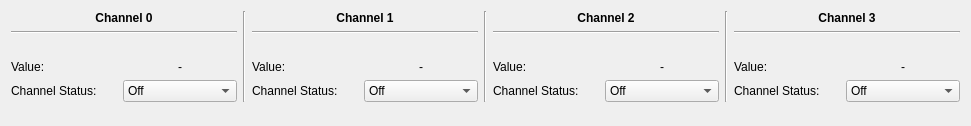
Old version of the form src/brickv/plugin_system/plugins/industrial_digital_in_4_v2/ui/industrial_digital_in_4_v2.ui in the repository Tinkerforge/brickv.
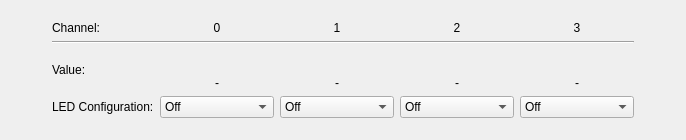
New version of the form.

Commit message: Increase readability of UI

```diff
--- a/src/brickv/plugin_system/plugins/industrial_digital_in_4_v2/ui/industrial_digital_in_4_v2.ui
+++ b/src/brickv/plugin_system/plugins/industrial_digital_in_4_v2/ui/industrial_digital_in_4_v2.ui
@@ -6,8 +6,8 @@
    <rect>
     <x>0</x>
     <y>0</y>
-    <width>971</width>
-    <height>126</height>
+    <width>686</width>
+    <height>140</height>
    </rect>
   </property>
   <property name="windowTitle">
@@ -15,13 +15,21 @@
   </property>
   <layout class="QVBoxLayout" name="verticalLayout">
    <item>
-    <layout class="QHBoxLayout" name="horizontalLayout_4">
+    <spacer name="verticalSpacer_2">
+     <property name="orientation">
+      <enum>Qt::Vertical</enum>
+     </property>
+     <property name="sizeHint" stdset="0">
+      <size>
+       <width>20</width>
+       <height>40</height>
+      </size>
+     </property>
+    </spacer>
+   </item>
      <item>
-      <layout class="QGridLayout" name="gridLayout_2">
-       <property name="bottomMargin">
-        <number>0</number>
-       </property>
-       <item row="4" column="1">
+    <layout class="QGridLayout" name="gridLayout">
+     <item row="4" column="2">
         <widget class="QComboBox" name="cbox_cs0_cfg">
          <property name="sizePolicy">
           <sizepolicy hsizetype="Expanding" vsizetype="Fixed">
@@ -51,7 +59,7 @@
          </item>
         </widget>
        </item>
-       <item row="0" column="0" colspan="2">
+     <item row="0" column="2">
         <widget class="QLabel" name="lbl_stat_ch0">
          <property name="sizePolicy">
           <sizepolicy hsizetype="Expanding" vsizetype="Preferred">
@@ -60,7 +68,7 @@
           </sizepolicy>
          </property>
          <property name="text">
-          <string>&lt;html&gt;&lt;head/&gt;&lt;body&gt;&lt;p&gt;&lt;span style=&quot; font-weight:600;&quot;&gt;Channel 0&lt;/span&gt;&lt;/p&gt;&lt;/body&gt;&lt;/html&gt;</string>
+        <string>&lt;html&gt;&lt;head/&gt;&lt;body&gt;&lt;p&gt;0&lt;/p&gt;&lt;/body&gt;&lt;/html&gt;</string>
          </property>
          <property name="textFormat">
           <enum>Qt::RichText</enum>
@@ -70,84 +78,28 @@
          </property>
         </widget>
        </item>
-       <item row="4" column="0">
-        <widget class="QLabel" name="lbl_lc">
-         <property name="sizePolicy">
-          <sizepolicy hsizetype="Expanding" vsizetype="Preferred">
-           <horstretch>0</horstretch>
-           <verstretch>0</verstretch>
-          </sizepolicy>
-         </property>
-         <property name="text">
-          <string>Channel Status:</string>
-         </property>
-        </widget>
-       </item>
-       <item row="2" column="0" colspan="2">
-        <widget class="QLabel" name="lbl_stat_i_ch0">
-         <property name="sizePolicy">
-          <sizepolicy hsizetype="Expanding" vsizetype="Preferred">
-           <horstretch>0</horstretch>
-           <verstretch>0</verstretch>
-          </sizepolicy>
-         </property>
-         <property name="text">
-          <string/>
-         </property>
-         <property name="alignment">
-          <set>Qt::AlignCenter</set>
-         </property>
-        </widget>
-       </item>
-       <item row="3" column="1">
-        <widget class="QLabel" name="lbl_stat_v_ch0">
-         <property name="sizePolicy">
-          <sizepolicy hsizetype="Expanding" vsizetype="Preferred">
-           <horstretch>0</horstretch>
-           <verstretch>0</verstretch>
-          </sizepolicy>
-         </property>
-         <property name="text">
-          <string>-</string>
-         </property>
-         <property name="alignment">
-          <set>Qt::AlignCenter</set>
-         </property>
-        </widget>
-       </item>
-       <item row="3" column="0">
-        <widget class="QLabel" name="label">
-         <property name="sizePolicy">
-          <sizepolicy hsizetype="Expanding" vsizetype="Preferred">
-           <horstretch>0</horstretch>
-           <verstretch>0</verstretch>
-          </sizepolicy>
-         </property>
-         <property name="text">
-          <string>Value:</string>
-         </property>
-        </widget>
-       </item>
-       <item row="1" column="0" colspan="2">
+     <item row="2" column="6">
+      <spacer name="horizontalSpacer_2">
+       <property name="orientation">
+        <enum>Qt::Horizontal</enum>
+       </property>
+       <property name="sizeHint" stdset="0">
+        <size>
+         <width>40</width>
+         <height>20</height>
+        </size>
+       </property>
+      </spacer>
+     </item>
+     <item row="1" column="1" colspan="5">
         <widget class="Line" name="line">
          <property name="orientation">
           <enum>Qt::Horizontal</enum>
          </property>
         </widget>
        </item>
-      </layout>
-     </item>
-     <item>
-      <widget class="Line" name="line0a">
-       <property name="orientation">
-        <enum>Qt::Vertical</enum>
-       </property>
-      </widget>
-     </item>
-     <item>
-      <layout class="QGridLayout" name="gridLayout_3">
-       <item row="4" column="0">
-        <widget class="QLabel" name="label_4">
+     <item row="3" column="2">
+      <widget class="QLabel" name="lbl_stat_v_ch0">
          <property name="sizePolicy">
           <sizepolicy hsizetype="Expanding" vsizetype="Preferred">
            <horstretch>0</horstretch>
@@ -155,11 +107,14 @@
           </sizepolicy>
          </property>
          <property name="text">
-          <string>Channel Status:</string>
+        <string>-</string>
+       </property>
+       <property name="alignment">
+        <set>Qt::AlignCenter</set>
          </property>
         </widget>
        </item>
-       <item row="0" column="0" colspan="2">
+     <item row="0" column="3">
         <widget class="QLabel" name="lbl_stat_ch1">
          <property name="sizePolicy">
           <sizepolicy hsizetype="Expanding" vsizetype="Preferred">
@@ -168,7 +123,7 @@
           </sizepolicy>
          </property>
          <property name="text">
-          <string>&lt;html&gt;&lt;head/&gt;&lt;body&gt;&lt;p&gt;&lt;span style=&quot; font-weight:600;&quot;&gt;Channel 1&lt;/span&gt;&lt;/p&gt;&lt;/body&gt;&lt;/html&gt;</string>
+        <string>&lt;html&gt;&lt;head/&gt;&lt;body&gt;&lt;p&gt;1&lt;/p&gt;&lt;/body&gt;&lt;/html&gt;</string>
          </property>
          <property name="textFormat">
           <enum>Qt::RichText</enum>
@@ -178,8 +133,8 @@
          </property>
         </widget>
        </item>
-       <item row="3" column="1">
-        <widget class="QLabel" name="lbl_stat_v_ch1">
+     <item row="0" column="5">
+      <widget class="QLabel" name="lbl_stat_ch3">
          <property name="sizePolicy">
           <sizepolicy hsizetype="Expanding" vsizetype="Preferred">
            <horstretch>0</horstretch>
@@ -187,15 +142,18 @@
           </sizepolicy>
          </property>
          <property name="text">
-          <string>-</string>
-         </property>
+        <string>&lt;html&gt;&lt;head/&gt;&lt;body&gt;&lt;p&gt;3&lt;/p&gt;&lt;/body&gt;&lt;/html&gt;</string>
+       </property>
+       <property name="textFormat">
+        <enum>Qt::RichText</enum>
+       </property>
          <property name="alignment">
           <set>Qt::AlignCenter</set>
          </property>
         </widget>
        </item>
-       <item row="3" column="0">
-        <widget class="QLabel" name="label_2">
+     <item row="0" column="4">
+      <widget class="QLabel" name="lbl_stat_ch2">
          <property name="sizePolicy">
           <sizepolicy hsizetype="Expanding" vsizetype="Preferred">
            <horstretch>0</horstretch>
@@ -203,11 +161,30 @@
           </sizepolicy>
          </property>
          <property name="text">
-          <string>Value:</string>
+        <string>&lt;html&gt;&lt;head/&gt;&lt;body&gt;&lt;p&gt;2&lt;/p&gt;&lt;/body&gt;&lt;/html&gt;</string>
+       </property>
+       <property name="textFormat">
+        <enum>Qt::RichText</enum>
+       </property>
+       <property name="alignment">
+        <set>Qt::AlignCenter</set>
          </property>
         </widget>
        </item>
        <item row="4" column="1">
+      <widget class="QLabel" name="lbl_lc">
+       <property name="sizePolicy">
+        <sizepolicy hsizetype="Expanding" vsizetype="Preferred">
+         <horstretch>0</horstretch>
+         <verstretch>0</verstretch>
+        </sizepolicy>
+       </property>
+       <property name="text">
+        <string>LED Configuration:</string>
+       </property>
+      </widget>
+     </item>
+     <item row="4" column="3">
         <widget class="QComboBox" name="cbox_cs1_cfg">
          <property name="sizePolicy">
           <sizepolicy hsizetype="Expanding" vsizetype="Fixed">
@@ -237,57 +214,7 @@
          </item>
         </widget>
        </item>
-       <item row="2" column="0" colspan="2">
-        <widget class="QLabel" name="lbl_stat_i_ch1">
-         <property name="sizePolicy">
-          <sizepolicy hsizetype="Expanding" vsizetype="Preferred">
-           <horstretch>0</horstretch>
-           <verstretch>0</verstretch>
-          </sizepolicy>
-         </property>
-         <property name="text">
-          <string/>
-         </property>
-         <property name="alignment">
-          <set>Qt::AlignCenter</set>
-         </property>
-        </widget>
-       </item>
-       <item row="1" column="0" colspan="2">
-        <widget class="Line" name="line_2">
-         <property name="orientation">
-          <enum>Qt::Horizontal</enum>
-         </property>
-        </widget>
-       </item>
-      </layout>
-     </item>
-     <item>
-      <widget class="Line" name="line0b">
-       <property name="orientation">
-        <enum>Qt::Vertical</enum>
-       </property>
-      </widget>
-     </item>
-     <item>
-      <layout class="QGridLayout" name="gridLayout_4">
-       <item row="3" column="1">
-        <widget class="QLabel" name="lbl_stat_v_ch2">
-         <property name="sizePolicy">
-          <sizepolicy hsizetype="Expanding" vsizetype="Preferred">
-           <horstretch>0</horstretch>
-           <verstretch>0</verstretch>
-          </sizepolicy>
-         </property>
-         <property name="text">
-          <string>-</string>
-         </property>
-         <property name="alignment">
-          <set>Qt::AlignCenter</set>
-         </property>
-        </widget>
-       </item>
-       <item row="4" column="1">
+     <item row="4" column="4">
         <widget class="QComboBox" name="cbox_cs2_cfg">
          <property name="sizePolicy">
           <sizepolicy hsizetype="Expanding" vsizetype="Fixed">
@@ -317,8 +244,8 @@
          </item>
         </widget>
        </item>
-       <item row="3" column="0">
-        <widget class="QLabel" name="label_5">
+     <item row="2" column="2">
+      <widget class="QLabel" name="lbl_stat_i_ch0">
          <property name="sizePolicy">
           <sizepolicy hsizetype="Expanding" vsizetype="Preferred">
            <horstretch>0</horstretch>
@@ -326,34 +253,45 @@
           </sizepolicy>
          </property>
          <property name="text">
-          <string>Value:</string>
-         </property>
-         <property name="textFormat">
-          <enum>Qt::AutoText</enum>
+        <string/>
+       </property>
+       <property name="alignment">
+        <set>Qt::AlignCenter</set>
          </property>
         </widget>
        </item>
-       <item row="0" column="0" colspan="2">
-        <widget class="QLabel" name="lbl_stat_ch2">
+     <item row="4" column="5">
+      <widget class="QComboBox" name="cbox_cs3_cfg">
          <property name="sizePolicy">
-          <sizepolicy hsizetype="Expanding" vsizetype="Preferred">
+        <sizepolicy hsizetype="Expanding" vsizetype="Fixed">
            <horstretch>0</horstretch>
            <verstretch>0</verstretch>
           </sizepolicy>
          </property>
+       <item>
          <property name="text">
-          <string>&lt;html&gt;&lt;head/&gt;&lt;body&gt;&lt;p&gt;&lt;span style=&quot; font-weight:600;&quot;&gt;Channel 2&lt;/span&gt;&lt;/p&gt;&lt;/body&gt;&lt;/html&gt;</string>
-         </property>
-         <property name="textFormat">
-          <enum>Qt::RichText</enum>
-         </property>
-         <property name="alignment">
-          <set>Qt::AlignCenter</set>
-         </property>
-        </widget>
-       </item>
-       <item row="4" column="0">
-        <widget class="QLabel" name="label_7">
+         <string>Off</string>
+        </property>
+       </item>
+       <item>
+        <property name="text">
+         <string>On</string>
+        </property>
+       </item>
+       <item>
+        <property name="text">
+         <string>Heartbeat</string>
+        </property>
+       </item>
+       <item>
+        <property name="text">
+         <string>Channel Status</string>
+        </property>
+       </item>
+      </widget>
+     </item>
+     <item row="3" column="4">
+      <widget class="QLabel" name="lbl_stat_v_ch2">
          <property name="sizePolicy">
           <sizepolicy hsizetype="Expanding" vsizetype="Preferred">
            <horstretch>0</horstretch>
@@ -361,11 +299,21 @@
           </sizepolicy>
          </property>
          <property name="text">
-          <string>Channel Status:</string>
-         </property>
-        </widget>
-       </item>
-       <item row="2" column="0" colspan="2">
+        <string>-</string>
+       </property>
+       <property name="alignment">
+        <set>Qt::AlignCenter</set>
+       </property>
+      </widget>
+     </item>
+     <item row="0" column="1">
+      <widget class="QLabel" name="label">
+       <property name="text">
+        <string>Channel:</string>
+       </property>
+      </widget>
+     </item>
+     <item row="2" column="4">
         <widget class="QLabel" name="lbl_stat_i_ch2">
          <property name="sizePolicy">
           <sizepolicy hsizetype="Expanding" vsizetype="Preferred">
@@ -381,25 +329,36 @@
          </property>
         </widget>
        </item>
-       <item row="1" column="0" colspan="2">
-        <widget class="Line" name="line_3">
-         <property name="orientation">
-          <enum>Qt::Horizontal</enum>
-         </property>
-        </widget>
-       </item>
-      </layout>
-     </item>
-     <item>
-      <widget class="Line" name="line0c">
-       <property name="orientation">
-        <enum>Qt::Vertical</enum>
+     <item row="2" column="1" rowspan="2">
+      <widget class="QLabel" name="label_2">
+       <property name="sizePolicy">
+        <sizepolicy hsizetype="Expanding" vsizetype="Preferred">
+         <horstretch>0</horstretch>
+         <verstretch>0</verstretch>
+        </sizepolicy>
+       </property>
+       <property name="text">
+        <string>Value:</string>
+       </property>
+      </widget>
+     </item>
+     <item row="2" column="3">
+      <widget class="QLabel" name="lbl_stat_i_ch1">
+       <property name="sizePolicy">
+        <sizepolicy hsizetype="Expanding" vsizetype="Preferred">
+         <horstretch>0</horstretch>
+         <verstretch>0</verstretch>
+        </sizepolicy>
        </property>
+       <property name="text">
+        <string/>
+       </property>
+       <property name="alignment">
+        <set>Qt::AlignCenter</set>
+       </property>
       </widget>
      </item>
-     <item>
-      <layout class="QGridLayout" name="gridLayout_5">
-       <item row="3" column="1">
+     <item row="3" column="5">
         <widget class="QLabel" name="lbl_stat_v_ch3">
          <property name="sizePolicy">
           <sizepolicy hsizetype="Expanding" vsizetype="Preferred">
@@ -415,82 +374,7 @@
          </property>
         </widget>
        </item>
-       <item row="4" column="1">
-        <widget class="QComboBox" name="cbox_cs3_cfg">
-         <property name="sizePolicy">
-          <sizepolicy hsizetype="Expanding" vsizetype="Fixed">
-           <horstretch>0</horstretch>
-           <verstretch>0</verstretch>
-          </sizepolicy>
-         </property>
-         <item>
-          <property name="text">
-           <string>Off</string>
-          </property>
-         </item>
-         <item>
-          <property name="text">
-           <string>On</string>
-          </property>
-         </item>
-         <item>
-          <property name="text">
-           <string>Heartbeat</string>
-          </property>
-         </item>
-         <item>
-          <property name="text">
-           <string>Channel Status</string>
-          </property>
-         </item>
-        </widget>
-       </item>
-       <item row="0" column="0" colspan="2">
-        <widget class="QLabel" name="lbl_stat_ch3">
-         <property name="sizePolicy">
-          <sizepolicy hsizetype="Expanding" vsizetype="Preferred">
-           <horstretch>0</horstretch>
-           <verstretch>0</verstretch>
-          </sizepolicy>
-         </property>
-         <property name="text">
-          <string>&lt;html&gt;&lt;head/&gt;&lt;body&gt;&lt;p&gt;&lt;span style=&quot; font-weight:600;&quot;&gt;Channel 3&lt;/span&gt;&lt;/p&gt;&lt;/body&gt;&lt;/html&gt;</string>
-         </property>
-         <property name="textFormat">
-          <enum>Qt::RichText</enum>
-         </property>
-         <property name="alignment">
-          <set>Qt::AlignCenter</set>
-         </property>
-        </widget>
-       </item>
-       <item row="3" column="0">
-        <widget class="QLabel" name="label_8">
-         <property name="sizePolicy">
-          <sizepolicy hsizetype="Expanding" vsizetype="Preferred">
-           <horstretch>0</horstretch>
-           <verstretch>0</verstretch>
-          </sizepolicy>
-         </property>
-         <property name="text">
-          <string>Value:</string>
-         </property>
-        </widget>
-       </item>
-       <item row="4" column="0">
-        <widget class="QLabel" name="label_10">
-         <property name="sizePolicy">
-          <sizepolicy hsizetype="Expanding" vsizetype="Preferred">
-           <horstretch>0</horstretch>
-           <verstretch>0</verstretch>
-          </sizepolicy>
-         </property>
-         <property name="text">
-          <string>Channel Status:</string>
-         </property>
-        </widget>
-       </item>
-       <item row="2" column="0" colspan="2">
+     <item row="2" column="5">
         <widget class="QLabel" name="lbl_stat_i_ch3">
          <property name="sizePolicy">
           <sizepolicy hsizetype="Expanding" vsizetype="Preferred">
@@ -506,14 +390,34 @@
          </property>
         </widget>
        </item>
-       <item row="1" column="0" colspan="2">
-        <widget class="Line" name="line_4">
-         <property name="orientation">
-          <enum>Qt::Horizontal</enum>
+     <item row="3" column="3">
+      <widget class="QLabel" name="lbl_stat_v_ch1">
+       <property name="sizePolicy">
+        <sizepolicy hsizetype="Expanding" vsizetype="Preferred">
+         <horstretch>0</horstretch>
+         <verstretch>0</verstretch>
+        </sizepolicy>
+       </property>
+       <property name="text">
+        <string>-</string>
+       </property>
+       <property name="alignment">
+        <set>Qt::AlignCenter</set>
          </property>
         </widget>
        </item>
-      </layout>
+     <item row="2" column="0">
+      <spacer name="horizontalSpacer">
+       <property name="orientation">
+        <enum>Qt::Horizontal</enum>
+       </property>
+       <property name="sizeHint" stdset="0">
+        <size>
+         <width>40</width>
+         <height>20</height>
+        </size>
+       </property>
+      </spacer>
      </item>
     </layout>
    </item>
```
Lines whose indentation alone changed are shown as unchanged.
